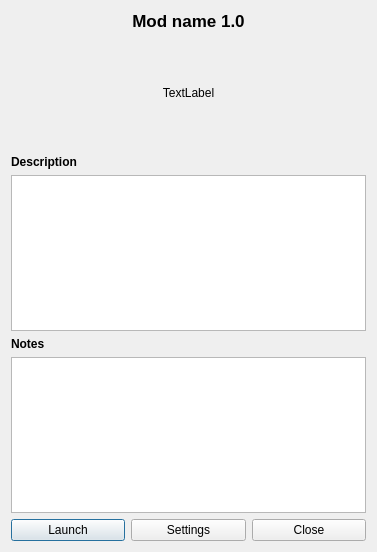
First picture: the form in ui/modinfo.ui, repository ngld/old-knossos, before the edit.
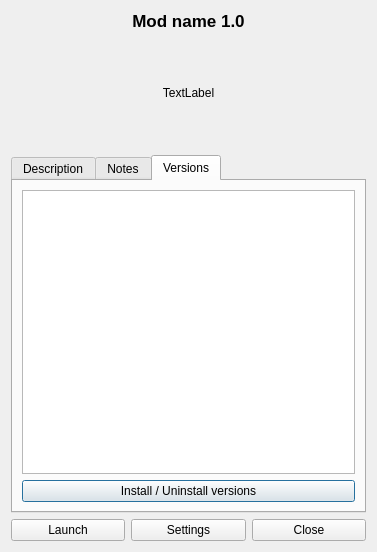
Second picture: the form after the edit. The open tabs and pages were chosen to show the change.

Commit message: Prepare support for multiple mod versions.

```diff
--- a/ui/modinfo.ui
+++ b/ui/modinfo.ui
@@ -51,18 +51,15 @@
     </widget>
    </item>
    <item>
-    <widget class="QLabel" name="label">
-     <property name="font">
-      <font>
-       <weight>75</weight>
-       <bold>true</bold>
-      </font>
+    <widget class="QTabWidget" name="tabs">
+     <property name="currentIndex">
+      <number>0</number>
      </property>
-     <property name="text">
+     <widget class="QWidget" name="tab">
+      <attribute name="title">
       <string>Description</string>
-     </property>
-    </widget>
-   </item>
+      </attribute>
+      <layout class="QVBoxLayout" name="verticalLayout_3">
    <item>
     <widget class="QPlainTextEdit" name="desc">
      <property name="readOnly">
@@ -70,24 +67,49 @@
      </property>
     </widget>
    </item>
-   <item>
-    <widget class="QLabel" name="label_3">
-     <property name="font">
-      <font>
-       <weight>75</weight>
-       <bold>true</bold>
-      </font>
-     </property>
-     <property name="text">
+      </layout>
+     </widget>
+     <widget class="QWidget" name="tab_2">
+      <attribute name="title">
       <string>Notes</string>
-     </property>
-    </widget>
-   </item>
+      </attribute>
+      <layout class="QVBoxLayout" name="verticalLayout_2">
    <item>
     <widget class="QPlainTextEdit" name="note">
      <property name="readOnly">
       <bool>true</bool>
      </property>
+        </widget>
+       </item>
+      </layout>
+     </widget>
+     <widget class="QWidget" name="tab_3">
+      <attribute name="title">
+       <string>Versions</string>
+      </attribute>
+      <layout class="QVBoxLayout" name="verticalLayout_4">
+       <item>
+        <widget class="QListWidget" name="versionList">
+         <property name="editTriggers">
+          <set>QAbstractItemView::NoEditTriggers</set>
+         </property>
+         <property name="showDropIndicator" stdset="0">
+          <bool>false</bool>
+         </property>
+         <property name="selectionMode">
+          <enum>QAbstractItemView::NoSelection</enum>
+         </property>
+        </widget>
+       </item>
+       <item>
+        <widget class="QPushButton" name="applyVersions">
+         <property name="text">
+          <string>Install / Uninstall versions</string>
+         </property>
+        </widget>
+       </item>
+      </layout>
+     </widget>
     </widget>
    </item>
    <item>
```
Lines whose indentation alone changed are shown as unchanged. The commit also changes 16 other files.
